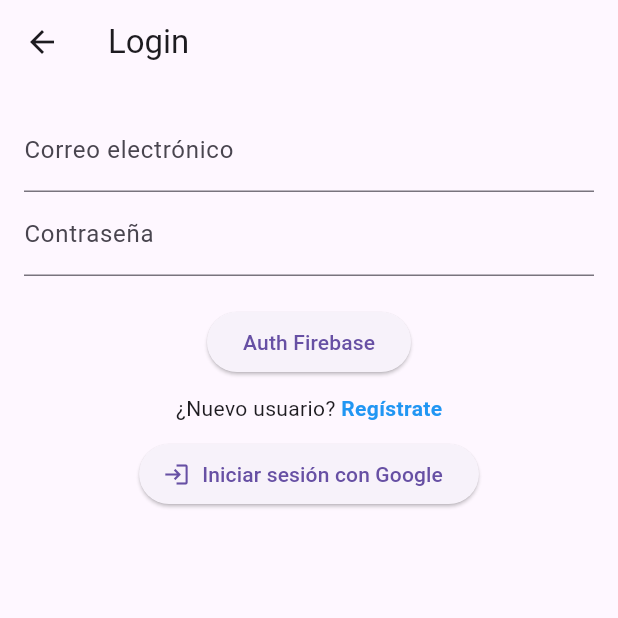
After one commit to 1360293/prova_connect_firebase, a Flutter app: the screen it shows after launch, after a tap on "Go To Login", on a phone screen of 412 x 824 dp, the top half of it. The commit adds this screen. Run offline on Flutter 3.47's test engine with Material 3 defaults, Android fonts, the light colour scheme and no system bars; our stand-ins replace cloud_firestore, firebase_auth, firebase_core, google_sign_in; accounts and stored records are empty; network calls fail.

Commit message:
Registro, Login y Autenticación con eMail y Google en Prova2

```diff
--- /dev/null
+++ b/lib/login.dart
@@ -0,0 +1,180 @@
+import 'package:flutter/material.dart';
+import 'package:firebase_auth/firebase_auth.dart';
+import 'package:google_sign_in/google_sign_in.dart';
+import 'register.dart';
+import 'home.dart';
+
+class LoginScreen extends StatefulWidget {
+  const LoginScreen({super.key});
+
+  @override
+  State<LoginScreen> createState() => _LoginScreenState();
+}
+
+class _LoginScreenState extends State<LoginScreen> {
+  final TextEditingController _emailController = TextEditingController();
+  final TextEditingController _passwordController = TextEditingController();
+
+  void _loginMail() async {
+    final email = _emailController.text.trim();
+    final password = _passwordController.text.trim();
+
+    // Aquí iría la lógica de autenticación con Firebase, por ejemplo
+    print('Intentando login con: $email / $password');
+    try {
+      UserCredential userCredential = await FirebaseAuth.instance
+          .signInWithEmailAndPassword(email: email, password: password);
+
+      print("✅ Login exitoso: ${userCredential.user?.email}");
+
+      //Verificar si es emal verificado
+      final usuario = userCredential.user;
+      print("Response: $usuario");
+
+      if (usuario != null && usuario.emailVerified) {
+        print("Email verificado");
+
+        // Mostrar mensaje de éxito
+        ScaffoldMessenger.of(
+          context,
+        ).showSnackBar(const SnackBar(content: Text("Login exitoso")));
+
+        // Navegar al widget Home
+        Navigator.pushReplacement(
+          context,
+          MaterialPageRoute(builder: (context) => const Home()),
+        );
+      } else {
+        //Si no es email verificado se muestra mensaje y botón de reenviar email.
+        ScaffoldMessenger.of(context).showSnackBar(
+          SnackBar(
+            content: const Text("Por favor, verifica tu correo electrónico."),
+            action: SnackBarAction(
+              label: "Reenviar",
+              onPressed: () async {
+                try {
+                  await usuario?.sendEmailVerification();
+                  ScaffoldMessenger.of(context).showSnackBar(
+                    const SnackBar(
+                      content: Text("Correo de verificación reenviado."),
+                    ),
+                  );
+                } catch (e) {
+                  ScaffoldMessenger.of(context).showSnackBar(
+                    const SnackBar(
+                      content: Text("Error al reenviar el correo."),
+                    ),
+                  );
+                }
+              },
+            ),
+          ),
+        );
+      }
+    } on FirebaseAuthException catch (e) {
+      print("❌ Error de login: ${e.code} - ${e.message}");
+
+      ScaffoldMessenger.of(
+        context,
+      ).showSnackBar(SnackBar(content: Text("Error: ${e.message}")));
+    }
+  }
+
+  Future<void> _signInWithGoogle(BuildContext context) async {
+    try {
+      final GoogleSignInAccount? googleUser = await GoogleSignIn().signIn();
+
+      if (googleUser == null) {
+        // El usuario canceló el inicio de sesión
+        return;
+      }
+
+      final GoogleSignInAuthentication googleAuth =
+          await googleUser.authentication;
+
+      final credential = GoogleAuthProvider.credential(
+        accessToken: googleAuth.accessToken,
+        idToken: googleAuth.idToken,
+      );
+
+      UserCredential userCredential = await FirebaseAuth.instance
+          .signInWithCredential(credential);
+
+      print('✅ Usuario logueado con Google: ${userCredential.user?.email}');
+
+      // 🔁 Redirigir al widget Home
+      Navigator.pushReplacement(
+        context,
+        MaterialPageRoute(builder: (context) => const Home()),
+      );
+    } catch (e) {
+      print('❌ Error al loguear con Google: $e');
+
+      ScaffoldMessenger.of(context).showSnackBar(
+        SnackBar(content: Text("Error al iniciar sesión con Google")),
+      );
+    }
+  }
+
+  @override
+  Widget build(BuildContext context) {
+    return Scaffold(
+      appBar: AppBar(title: const Text('Login')),
+      body: Padding(
+        padding: const EdgeInsets.all(16.0),
+        child: Column(
+          children: [
+            TextField(
+              controller: _emailController,
+              decoration: const InputDecoration(
+                labelText: 'Correo electrónico',
+              ),
+            ),
+            TextField(
+              controller: _passwordController,
+              obscureText: true,
+              decoration: const InputDecoration(labelText: 'Contraseña'),
+            ),
+            const SizedBox(height: 20),
+            ElevatedButton(
+              onPressed: _loginMail,
+              child: const Text('Auth Firebase'),
+            ),
+
+            const SizedBox(height: 10),
+            Row(
+              mainAxisAlignment: MainAxisAlignment.center,
+              children: [
+                const Text("¿Nuevo usuario? "),
+                GestureDetector(
+                  onTap: () {
+                    Navigator.push(
+                      context,
+                      MaterialPageRoute(
+                        builder: (context) => const RegisterPage(),
+                      ),
+                    );
+                  },
+                  child: const Text(
+                    "Regístrate",
+                    style: TextStyle(
+                      color: Colors.blue,
+                      fontWeight: FontWeight.bold,
+                    ),
+                  ),
+                ),
+              ],
+            ),
+
+            const SizedBox(height: 10),
+            ElevatedButton.icon(
+              icon: Icon(Icons.login),
+              label: Text("Iniciar sesión con Google"),
+              onPressed: () => _signInWithGoogle(context),
+            ),
+          ],
+        ),
+      ),
+    );
+  }
+}
--- a/lib/main.dart
+++ b/lib/main.dart
@@ -2,6 +2,7 @@ import 'package:flutter/material.dart';
 import 'package:cloud_firestore/cloud_firestore.dart';
 import 'package:firebase_core/firebase_core.dart';
 import 'firebase_options.dart';
+import 'login.dart';
 
 void main() async {
   WidgetsFlutterBinding.ensureInitialized();
@@ -14,13 +15,30 @@ class MyApp extends StatelessWidget {
 
   @override
   Widget build(BuildContext context) {
+    return MaterialApp(
+      title: 'Flutter Firestore',
+      initialRoute: '/',
+      routes: {
+        '/': (context) => const FirestoreScreen(),
+        '/login': (context) => const LoginScreen(),
+      },
+    );
+  }
+}
+
+/*
+class MyApp extends StatelessWidget {
+  const MyApp({super.key});
+
+  @override
+  Widget build(BuildContext context) {
     return const MaterialApp(
       title: 'Flutter Firestore',
       home: FirestoreScreen(),
     );
   }
 }
-
+*/
 class FirestoreScreen extends StatefulWidget {
   const FirestoreScreen({super.key});
 
@@ -70,6 +88,7 @@ class _FirestoreScreenState extends State<FirestoreScreen> {
       body: Center(
         child: Column(
           mainAxisAlignment: MainAxisAlignment.center,
+
           children: [
             const Text('Prueba Firebase Firestore'),
             const SizedBox(height: 20),
@@ -82,6 +101,14 @@ class _FirestoreScreenState extends State<FirestoreScreen> {
               onPressed: checkFirestore,
               child: const Text('Comprobar Firestore'),
             ),
+
+            const SizedBox(height: 10),
+            ElevatedButton(
+              onPressed: () {
+                Navigator.pushNamed(context, '/login');
+              },
+              child: const Text('Go To Login'),
+            ),
           ],
         ),
       ),
```
Also changed, not shown: lib/home.dart (added, +15 -0 lines), lib/register.dart (added, +75 -0 lines), pubspec.yaml (+6 -1 lines), pubspec.lock, 7 other files.
